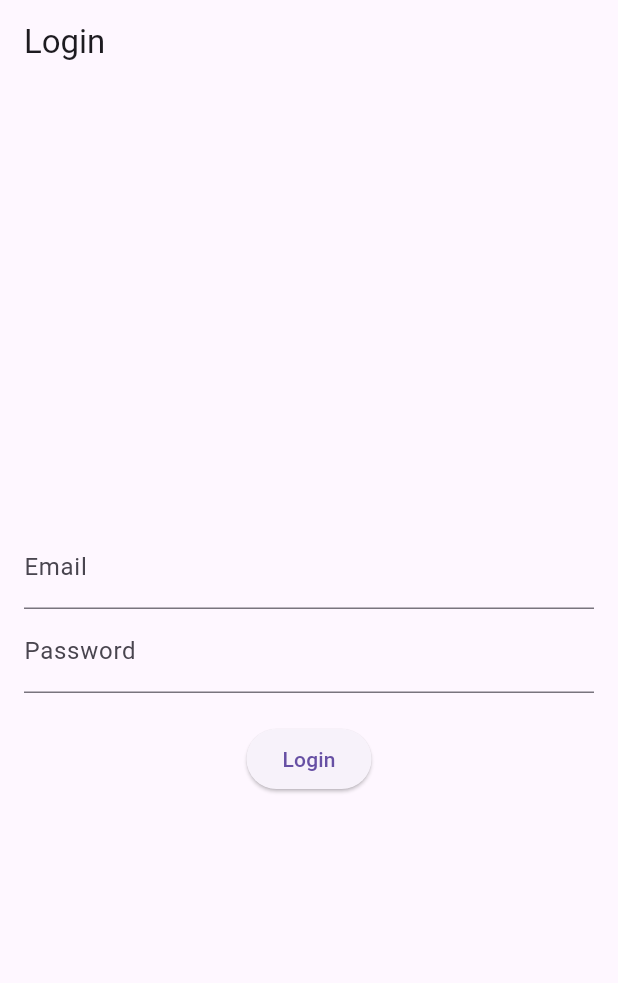
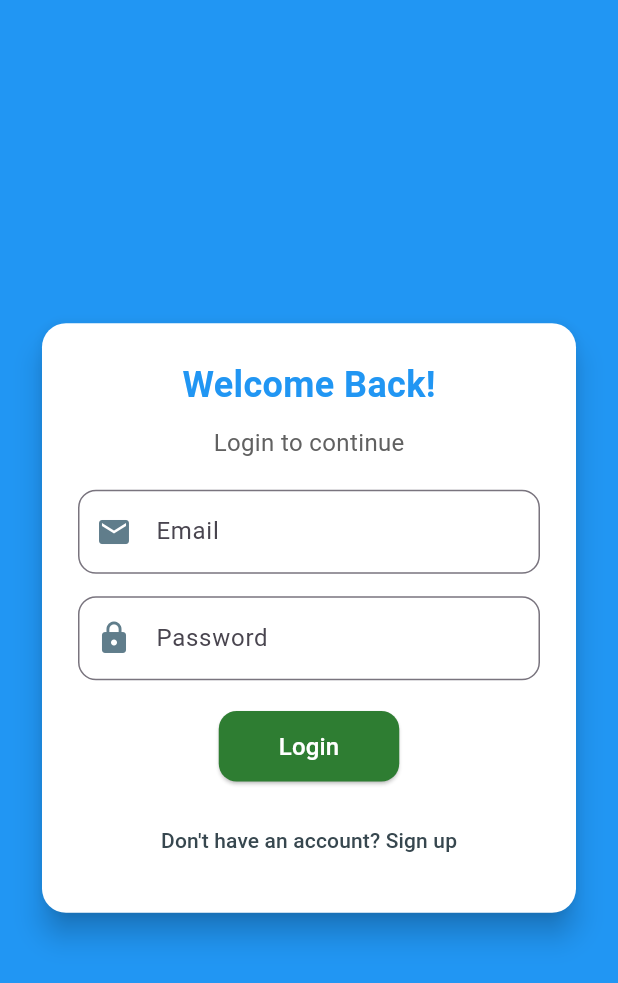
Before and after one commit to samjha1/task, a Flutter app: the screen it shows after launch, on a phone screen of 412 x 824 dp. Shown: the top 983 px of the screen. Run offline on Flutter 3.47's test engine with Material 3 defaults, Android fonts, the phone set to English and light mode, and no system bars; our stand-ins replace cloud_firestore, firebase_auth, firebase_core, go_router, google_fonts, qr_flutter and 1 more; accounts and stored records are empty.

Commit message:
Updated project with latest changes

```diff
--- a/lib/main.dart
+++ b/lib/main.dart
@@ -22,12 +22,11 @@ class MyApp extends StatelessWidget {
       debugShowCheckedModeBanner: false,
       title: 'Subscription App',
       theme: ThemeData(primarySwatch: Colors.blue),
-      routerConfig: _router, // Using GoRouter for navigation
+      routerConfig: _router,
     );
   }
 }
 
-// Configure navigation routes
 final GoRouter _router = GoRouter(
   initialLocation:
       FirebaseAuth.instance.currentUser == null ? '/login' : '/plans',
--- a/lib/models/plan_model.dart
+++ b/lib/models/plan_model.dart
@@ -1,9 +1,8 @@
-// lib/models/plan_model.dart
 class Plan {
   final String id;
   final String name;
   final double price;
-  final int validity; // in days
+  final int validity;
   final List<String> features;
 
   Plan({
--- a/lib/models/purchase_model.dart
+++ b/lib/models/purchase_model.dart
@@ -1,4 +1,3 @@
-// lib/models/purchase_model.dart
 class Purchase {
   final String id;
   final String userId;
--- a/lib/models/user_model.dart
+++ b/lib/models/user_model.dart
@@ -1,4 +1,3 @@
-// lib/models/
 class User {
   final String id;
   final String name;
--- a/lib/screens/login.dart
+++ b/lib/screens/login.dart
@@ -10,35 +10,112 @@ class LoginScreen extends StatefulWidget {
 class _LoginScreenState extends State<LoginScreen> {
   final TextEditingController emailController = TextEditingController();
   final TextEditingController passwordController = TextEditingController();
+  bool isLoading = false;
 
   void login() async {
+    setState(() => isLoading = true);
     try {
       await FirebaseAuth.instance.signInWithEmailAndPassword(
         email: emailController.text.trim(),
         password: passwordController.text.trim(),
       );
-      context.go('/plans'); // Navigate to the PlanListScreen
+      context.go('/plans');
     } catch (e) {
       ScaffoldMessenger.of(context).showSnackBar(
-        SnackBar(content: Text('Login failed: ${e.toString()}')),
+        SnackBar(
+          content: Text(
+            'Login failed: ${e.toString()}',
+            style: TextStyle(color: Colors.white),
+          ),
+          backgroundColor: Colors.redAccent,
+        ),
       );
     }
+    setState(() => isLoading = false);
   }
 
   @override
   Widget build(BuildContext context) {
     return Scaffold(
-      appBar: AppBar(title: Text('Login')),
-      body: Padding(
-        padding: EdgeInsets.all(16.0),
-        child: Column(
-          mainAxisAlignment: MainAxisAlignment.center,
-          children: [
-            TextField(controller: emailController, decoration: InputDecoration(labelText: 'Email')),
-            TextField(controller: passwordController, obscureText: true, decoration: InputDecoration(labelText: 'Password')),
-            SizedBox(height: 20),
-            ElevatedButton(onPressed: login, child: Text('Login')),
-          ],
+      backgroundColor: Colors.blue,
+      body: Center(
+        child: SingleChildScrollView(
+          padding: EdgeInsets.all(24.0),
+          child: Card(
+            elevation: 8,
+            shape:
+                RoundedRectangleBorder(borderRadius: BorderRadius.circular(16)),
+            color: Colors.white,
+            child: Padding(
+              padding: EdgeInsets.all(24.0),
+              child: Column(
+                mainAxisSize: MainAxisSize.min,
+                children: [
+                  Text(
+                    "Welcome Back!",
+                    style: TextStyle(
+                        fontSize: 24,
+                        fontWeight: FontWeight.bold,
+                        color: Colors.blue),
+                  ),
+                  SizedBox(height: 10),
+                  Text(
+                    "Login to continue",
+                    style: TextStyle(fontSize: 16, color: Colors.grey[700]),
+                  ),
+                  SizedBox(height: 20),
+
+                  TextField(
+                    controller: emailController,
+                    decoration: InputDecoration(
+                      prefixIcon: Icon(Icons.email, color: Colors.blueGrey),
+                      labelText: 'Email',
+                      border: OutlineInputBorder(
+                          borderRadius: BorderRadius.circular(12)),
+                    ),
+                  ),
+                  SizedBox(height: 15),
+
+                  TextField(
+                    controller: passwordController,
+                    obscureText: true,
+                    decoration: InputDecoration(
+                      prefixIcon: Icon(Icons.lock, color: Colors.blueGrey),
+                      labelText: 'Password',
+                      border: OutlineInputBorder(
+                          borderRadius: BorderRadius.circular(12)),
+                    ),
+                  ),
+                  SizedBox(height: 20),
+
+                  ElevatedButton(
+                    onPressed: isLoading ? null : login,
+                    style: ElevatedButton.styleFrom(
+                      backgroundColor: Colors.green[800],
+                      padding:
+                          EdgeInsets.symmetric(horizontal: 40, vertical: 12),
+                      shape: RoundedRectangleBorder(
+                          borderRadius: BorderRadius.circular(12)),
+                    ),
+                    child: isLoading
+                        ? CircularProgressIndicator(color: Colors.white)
+                        : Text("Login",
+                            style:
+                                TextStyle(fontSize: 16, color: Colors.white)),
+                  ),
+                  SizedBox(height: 15),
+
+                  TextButton(
+                    onPressed: () {},
+                    child: Text(
+                      "Don't have an account? Sign up",
+                      style: TextStyle(color: Colors.blueGrey[800]),
+                    ),
+                  ),
+                ],
+              ),
+            ),
+          ),
         ),
       ),
     );
--- a/lib/services/auth_service.dart
+++ b/lib/services/auth_service.dart
@@ -1,4 +1,3 @@
-// lib/services/auth_service.dart
 import 'package:firebase_auth/firebase_auth.dart' as auth;
 import 'package:cloud_firestore/cloud_firestore.dart';
 import '../models/user_model.dart';
@@ -34,7 +33,6 @@ class AuthService {
       );
 
       if (authResult.user != null) {
-        // Create new user document
         final newUser = User(
           id: authResult.user!.uid,
           name: name,
--- a/lib/widgets/plan_card.dart
+++ b/lib/widgets/plan_card.dart
@@ -1,4 +1,3 @@
-// lib/widgets/plan_card.dart
 import 'package:flutter/material.dart';
 import '../models/plan_model.dart';
 
@@ -77,7 +76,7 @@ class PlanCard extends StatelessWidget {
                   Text(
                     'View Details',
                     style: TextStyle(
-                      color: Theme.of(context).primaryColor,
+                      color: Colors.white,
                     ),
                   ),
                   Icon(
```
Also changed, not shown: lib/screens/plan_details_screen.dart (+27 -51 lines), lib/screens/purchase_confirmation_screen.dart (+5 -2 lines), lib/screens/qr_code_screen.dart (+127 -144 lines), lib/services/database_service.dart (+0 -7 lines), lib/services/qr_code_service.dart (+23 -9 lines).
